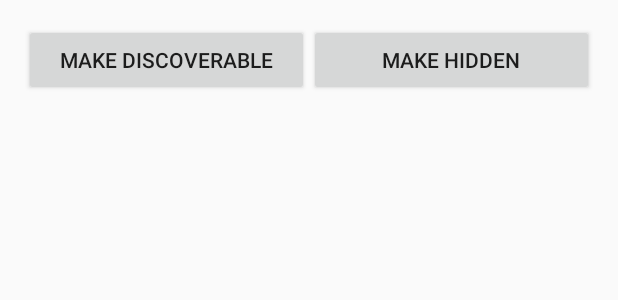
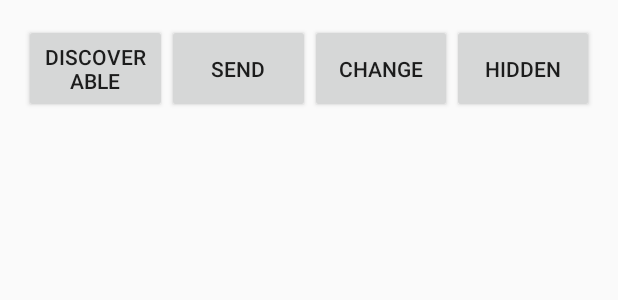
Before and after one commit to AnasNEJMI/AppServer, an Android app: the layout activity_main.xml on its own in the app's theme, with its tools: preview values and no code run, on a phone screen of 412 x 824 dp. Shown: the top 300 px of the screen. Run offline under Robolectric (Android 15) with nearby library versions, the phone set to English and light mode, and no system bars.

Commit message:
2d commit

```diff
--- a/app/src/main/java/com/duster/fr/datasender/MainActivity.java
+++ b/app/src/main/java/com/duster/fr/datasender/MainActivity.java
@@ -6,6 +6,7 @@ import android.os.Bundle;
 import android.util.Log;
 import android.view.Menu;
 import android.view.MenuItem;
+import android.view.View;
 import android.widget.Button;
 import android.widget.TextView;
 
@@ -17,7 +18,7 @@ public class MainActivity extends Activity {
     private  static final String TAG ="MainActivity";
     private BluetoothService bluetoothService;
     private TextView textView;
-    Button btnD,btnH;
+    Button btnD,btnS,btnC,btnH;
 
     private Handler handler = new Handler(){
         private byte[] readBuf;
@@ -41,8 +42,12 @@ public class MainActivity extends Activity {
 
         btnD = (Button) findViewById(R.id.btnD);
         btnH = (Button) findViewById(R.id.btnH);
+        btnS = (Button) findViewById(R.id.btnS);
+        btnC = (Button) findViewById(R.id.btnC);
         bluetoothService = new BluetoothService(handler,this);
         textView = (TextView) findViewById(R.id.textView);
+
+
     }
 
     @Override
--- a/app/src/main/res/layout/activity_main.xml
+++ b/app/src/main/res/layout/activity_main.xml
@@ -16,13 +16,26 @@
             android:layout_width="match_parent"
             android:layout_height="match_parent"
             android:layout_weight="1"
-            android:text="Make Discoverable"/>
+            android:text="Discoverable"/>
+        <Button
+            android:id="@+id/btnS"
+            android:layout_width="match_parent"
+            android:layout_height="match_parent"
+            android:layout_weight="1"
+            android:text="Send"/>
+        <Button
+            android:id="@+id/btnC"
+            android:layout_width="match_parent"
+            android:layout_height="match_parent"
+            android:layout_weight="1"
+            android:text="Change"/>
+
         <Button
             android:id="@+id/btnH"
             android:layout_width="match_parent"
             android:layout_height="match_parent"
             android:layout_weight="1"
-            android:text="Make Hidden"/>
+            android:text="Hidden"/>
 
     </LinearLayout>
     <TextView
```
